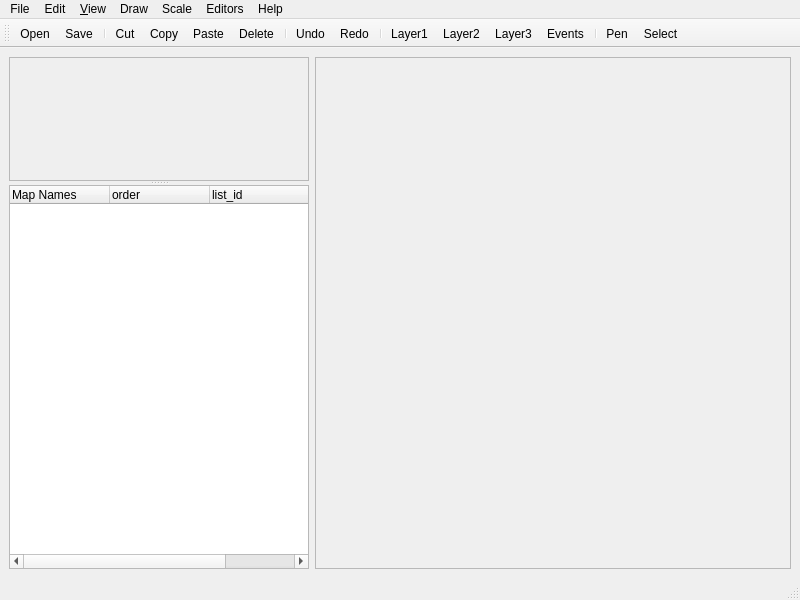
First picture: the form in mainwindow.ui, repository jowin202/YaRXP, before the edit.
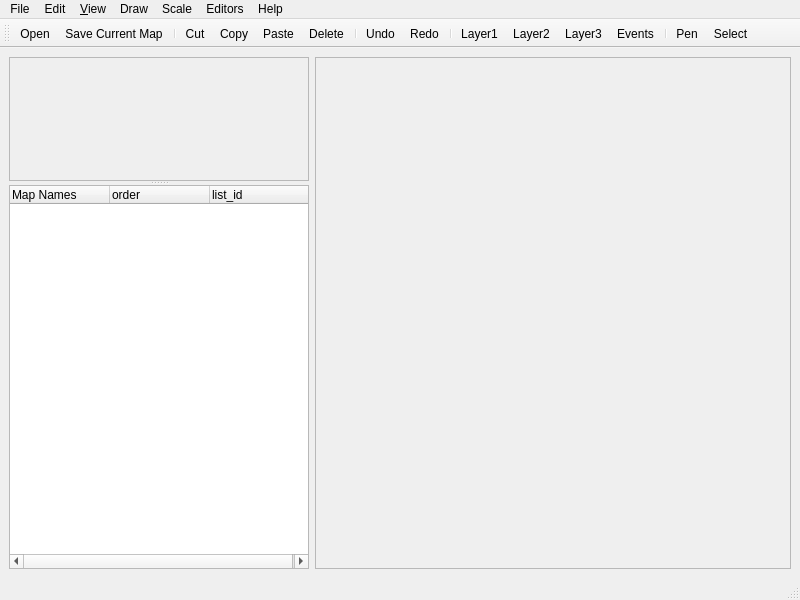
Second picture: the form after the edit. Icons and pictures are not drawn. Custom widgets are drawn as their Qt base class.

```diff
--- a/mainwindow.ui
+++ b/mainwindow.ui
@@ -124,11 +124,6 @@
            <string>list_id</string>
           </property>
          </column>
-         <column>
-          <property name="text">
-           <string>file_id</string>
-          </property>
-         </column>
         </widget>
        </widget>
       </item>
@@ -350,7 +345,7 @@
     </iconset>
    </property>
    <property name="text">
-    <string>Save</string>
+    <string>Save Current Map</string>
    </property>
    <property name="shortcut">
     <string>Ctrl+S</string>
```
